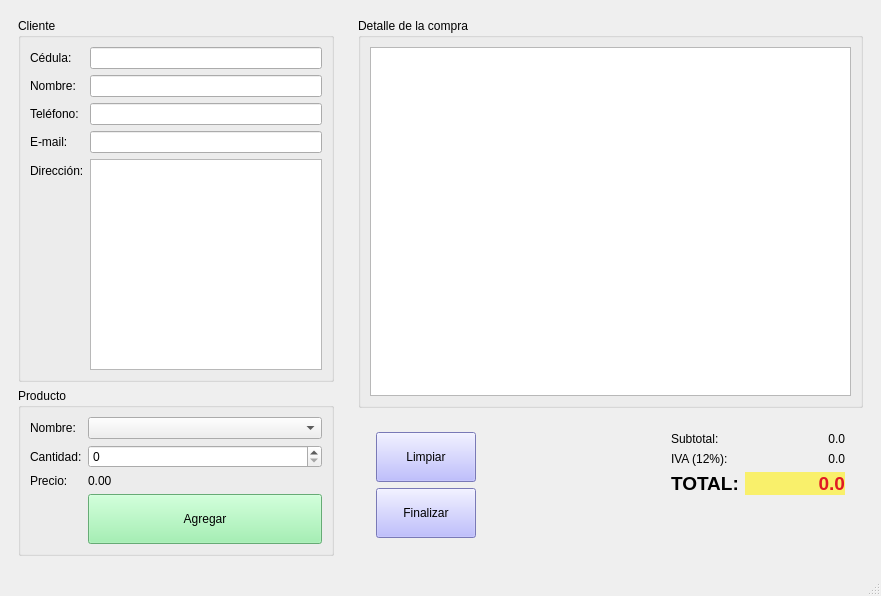
This is tienda.ui in MateoProgramador/P59-QT-TIENDA as Qt 5 draws it before an edit. The edited form follows.
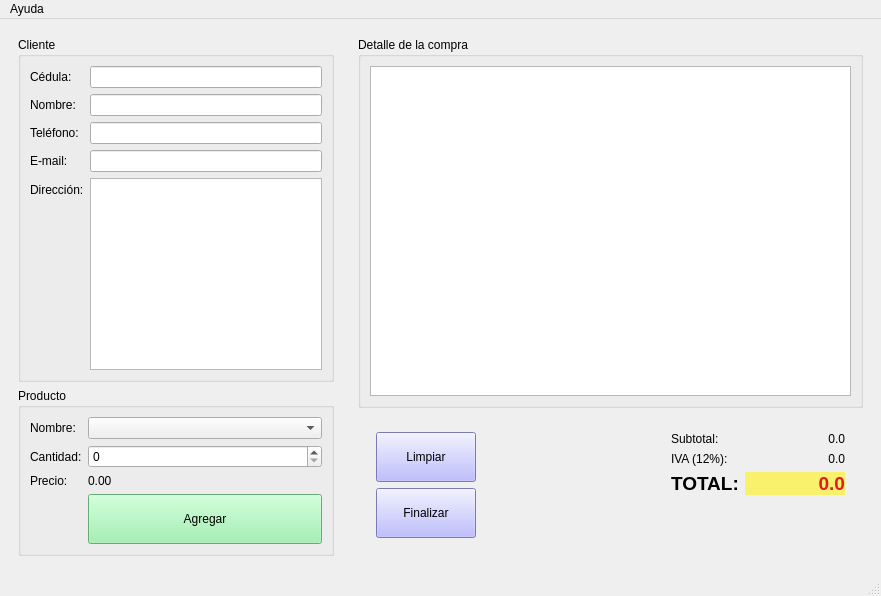
This is the edited form. Icons and pictures are not drawn.

Commit message: Iconos y ventana acerca de

Diff of the .ui file:
```diff
--- a/tienda.ui
+++ b/tienda.ui
@@ -334,6 +334,13 @@
      <height>25</height>
     </rect>
    </property>
+   <widget class="QMenu" name="menuAcerca_de">
+    <property name="title">
+     <string>Ayuda</string>
+    </property>
+    <addaction name="actionAcerca_de"/>
+   </widget>
+   <addaction name="menuAcerca_de"/>
   </widget>
   <widget class="QStatusBar" name="statusbar"/>
  </widget>
```
Left out of the diff: 15 changed lines with no effect on the pictures. The commit also changes 9 other files.
